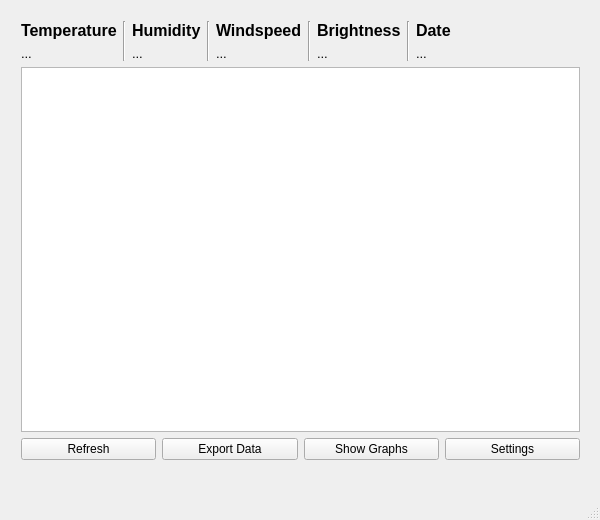
Old version of the form QT_project/WeerProject/mainwindow.ui in the repository TheKayneGame/AlWEER-een-project.
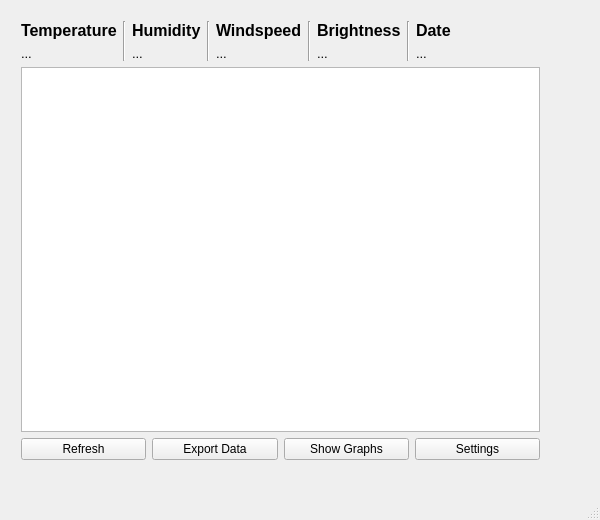
New version of the form.

The edit to the form file:
```diff
--- a/QT_project/WeerProject/mainwindow.ui
+++ b/QT_project/WeerProject/mainwindow.ui
@@ -19,7 +19,7 @@
      <rect>
       <x>10</x>
       <y>10</y>
-      <width>581</width>
+      <width>541</width>
       <height>461</height>
      </rect>
     </property>
```
Left out of the diff: 2 changed lines with no effect on the pictures.
